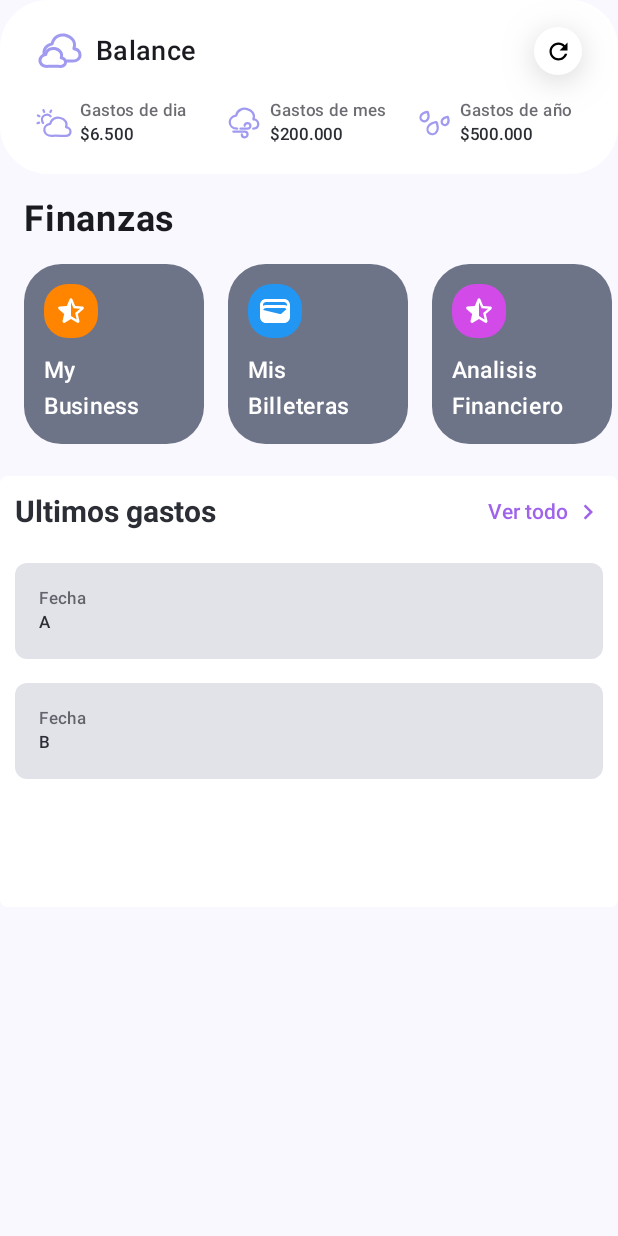
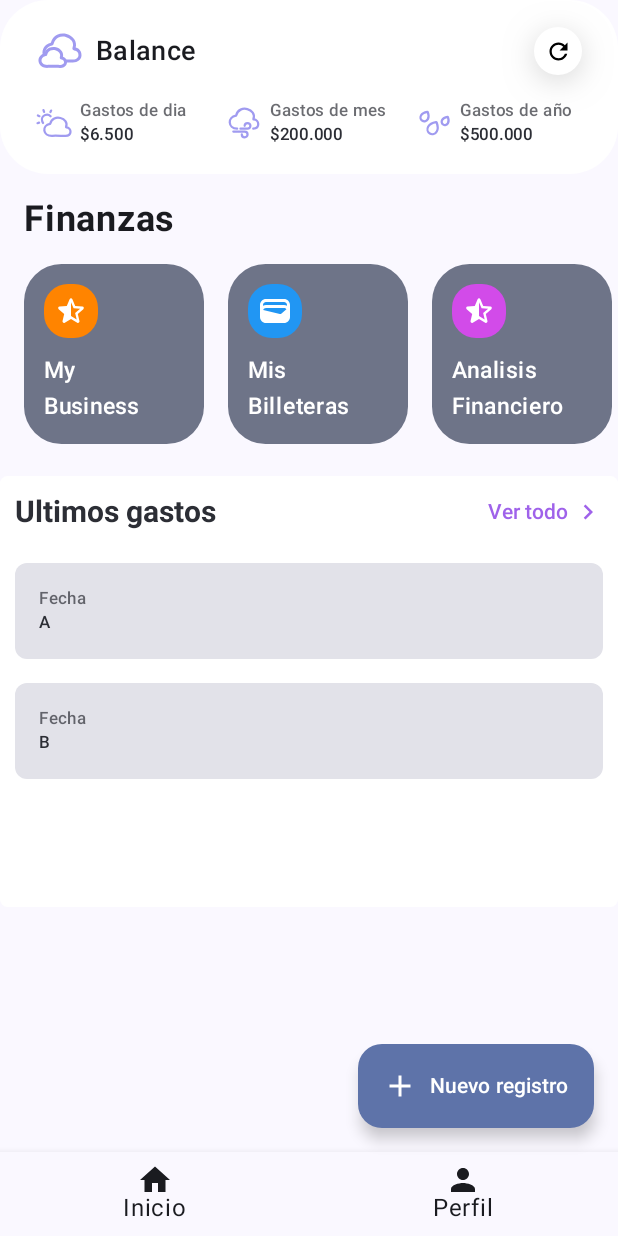
Before and after one commit to fabian3117/DinnerApp, an Android app built with Jetpack Compose: the screen it shows after launch (MainActivity), on a phone screen of 412 x 824 dp. Run offline under Robolectric (Android 15) with nearby library versions, the phone set to English and light mode, and no system bars; our stand-ins replace Room's generated code.

Commit message:
Using scalafod and navigation with bottomNavigation

```diff
--- a/app/build.gradle.kts
+++ b/app/build.gradle.kts
@@ -88,10 +88,14 @@ dependencies {
 
     implementation("androidx.lifecycle:lifecycle-viewmodel-compose")
     implementation(libs.androidx.room.ktx)
+    implementation (libs.androidx.navigation.compose)
+    implementation(libs.androidx.navigation.runtime.ktx)
+
     annotationProcessor(libs.room.compiler)
     implementation("androidx.compose.material:material-icons-extended:1.5.4")
     ksp(libs.room.compiler)
-
+    implementation(libs.androidx.compose.material3.material3)
+    implementation(libs.androidx.material)
 
 
 
--- a/app/src/main/java/com/example/dinnercontroler/MainActivity.kt
+++ b/app/src/main/java/com/example/dinnercontroler/MainActivity.kt
@@ -8,25 +8,37 @@ import androidx.activity.enableEdgeToEdge
 import androidx.compose.foundation.layout.Arrangement
 import androidx.compose.foundation.layout.Column
 import androidx.compose.foundation.layout.Row
+import androidx.compose.foundation.layout.Spacer
 import androidx.compose.foundation.layout.fillMaxSize
 import androidx.compose.foundation.layout.fillMaxWidth
-import androidx.compose.foundation.layout.height
 import androidx.compose.foundation.layout.padding
-import androidx.compose.foundation.shape.RoundedCornerShape
+import androidx.compose.foundation.layout.width
+import androidx.compose.material.BottomNavigation
+import androidx.compose.material.BottomNavigationItem
+import androidx.compose.material.icons.Icons
+import androidx.compose.material.icons.filled.Home
+import androidx.compose.material.icons.filled.Person
+import androidx.compose.material.icons.outlined.Add
 import androidx.compose.material3.AssistChip
 import androidx.compose.material3.Card
-import androidx.compose.material3.ChipColors
+import androidx.compose.material3.FloatingActionButton
+import androidx.compose.material3.Icon
 import androidx.compose.material3.MaterialTheme
 import androidx.compose.material3.Scaffold
 import androidx.compose.material3.Text
 import androidx.compose.runtime.Composable
+import androidx.compose.runtime.getValue
 import androidx.compose.ui.Alignment
 import androidx.compose.ui.Modifier
 import androidx.compose.ui.graphics.Color
 import androidx.compose.ui.tooling.preview.Preview
 import androidx.compose.ui.unit.dp
+import androidx.navigation.NavHostController
+import androidx.navigation.compose.NavHost
+import androidx.navigation.compose.composable
+import androidx.navigation.compose.currentBackStackEntryAsState
+import androidx.navigation.compose.rememberNavController
 import androidx.room.Room
-import androidx.room.RoomDatabase
 import com.example.dinnercontroler.components.newUI.FinanceHealth
 import com.example.dinnercontroler.components.newUI.FinanceSection
 import com.example.dinnercontroler.components.newUI.dataUI.UISecondSeccionHeader
@@ -34,18 +46,13 @@ import com.example.dinnercontroler.dataBases.mainDatabase
 import com.example.dinnercontroler.models.Category
 import com.example.dinnercontroler.models.DataRegisters
 import com.example.dinnercontroler.ui.theme.DinnerControlerTheme
-import io.github.chouaibmo.rowkalendar.RowKalendar
 
 
-import io.github.chouaibmo.rowkalendar.components.DateCell
-import io.github.chouaibmo.rowkalendar.components.DateCellDefaults
-import io.github.chouaibmo.rowkalendar.extensions.now
 import kotlinx.coroutines.GlobalScope
 import kotlinx.coroutines.launch
 import kotlinx.datetime.Clock
 import kotlinx.datetime.LocalDate
 import kotlinx.datetime.TimeZone
-import kotlinx.datetime.format
 import kotlinx.datetime.toLocalDateTime
 import java.time.LocalDateTime
 
@@ -79,10 +86,25 @@ GlobalScope.launch {
 
     }
 }
+
+
         enableEdgeToEdge()
         setContent {
             DinnerControlerTheme {
-                Scaffold(modifier = Modifier.fillMaxSize()) { innerPadding ->
+               MainView();
+        }
+    }
+
+
+}
+
+@Composable
+fun MainView(){
+    val navController = rememberNavController();
+    Scaffold(
+        floatingActionButton = {FloatingElement()},
+        bottomBar = {bottomNavigation(navController)},
+        content =  { innerPadding ->
             Column {
                 FinanceHealth();
                 FinanceSection();
@@ -90,9 +112,74 @@ GlobalScope.launch {
             }
             //  MainContent();
         }
+        ,modifier = Modifier.fillMaxSize())
+}
+
+}
+@Composable
+fun currentRoute(navController: NavHostController): String? {
+    val navBackStackEntry by navController.currentBackStackEntryAsState()
+    return navBackStackEntry?.destination?.route
+}
+@Composable
+fun NavigationHost(navController: NavHostController, modifier: Modifier = Modifier) {
+    NavHost(navController, startDestination = "rutinas", modifier = modifier) {
+        composable("home") { HomeScreen(modifier) }
+        composable("profile") { ProfileScreen() }
     }
 }
+
+@Composable
+fun HomeScreen(modifier: Modifier) {
+    TODO("Not yet implemented")
 }
+
+@Composable
+fun ProfileScreen() {
+    TODO("Not yet implemented")
+}
+
+
+@Composable
+fun bottomNavigation(navController: NavHostController) {
+
+    BottomNavigation(
+        backgroundColor = MaterialTheme.colorScheme.background,
+        contentColor = Color.White
+    ) {
+        val currentRoute = currentRoute(navController)
+        BottomNavigationItem(
+            icon = { Icon(Icons.Default.Home, contentDescription = "Home") },
+            label = { Text(text = "Inicio") },
+            selected = currentRoute == "home",
+            onClick = { navController.navigate("home") }
+        )
+
+        BottomNavigationItem(
+            icon = { Icon(Icons.Default.Person, contentDescription = "Profile") },
+            label = { Text(text = "Perfil") },
+            selected = currentRoute == "profile",
+            onClick = { navController.navigate("profile") }
+        )
+    }
+}
+@Preview(showBackground = true)
+@Composable
+fun FloatingElement(){
+    FloatingActionButton(onClick = {}){
+
+        Row(
+            verticalAlignment = Alignment.CenterVertically,
+            modifier = Modifier.padding(horizontal = 16.dp)
+        ) {
+            Icon(imageVector = Icons.Outlined.Add, contentDescription = "Add new register")
+            Spacer(modifier = Modifier.width(8.dp))
+            Text(text = "Nuevo registro", color = Color.White)
+
+//            Icon(painter = Icons.Default., contentDescription = "ff")
+        }
+    }
+
 }
 @Preview
 @Composable
```
Also changed, not shown: gradle/libs.versions.toml (+11 -0 lines). Lines whose indentation alone changed are shown as unchanged.
